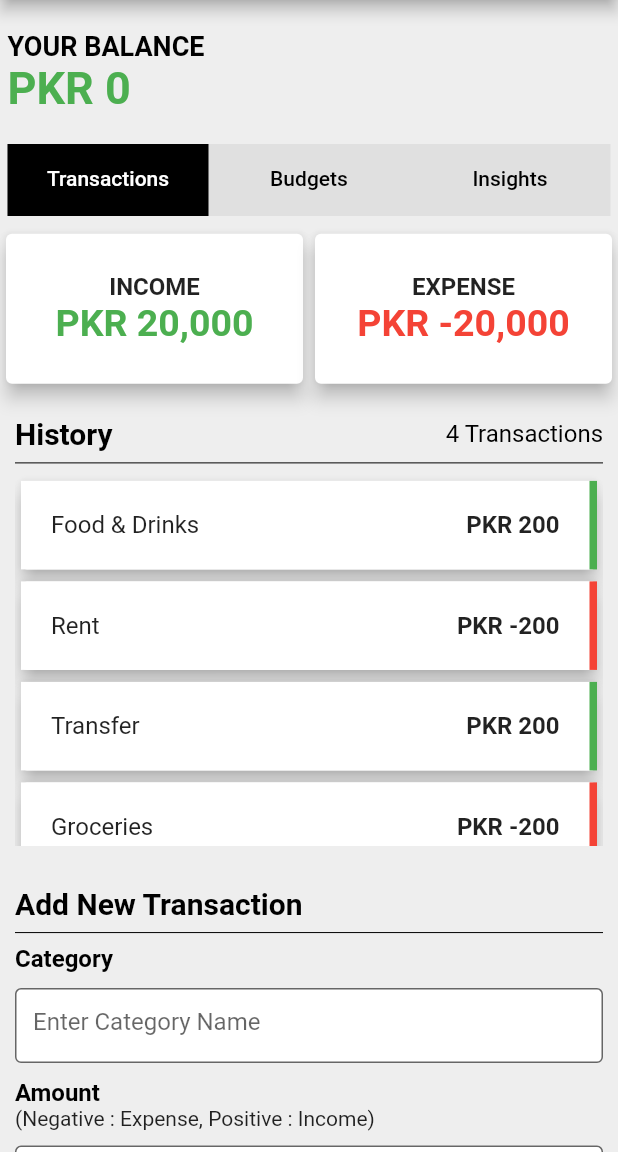
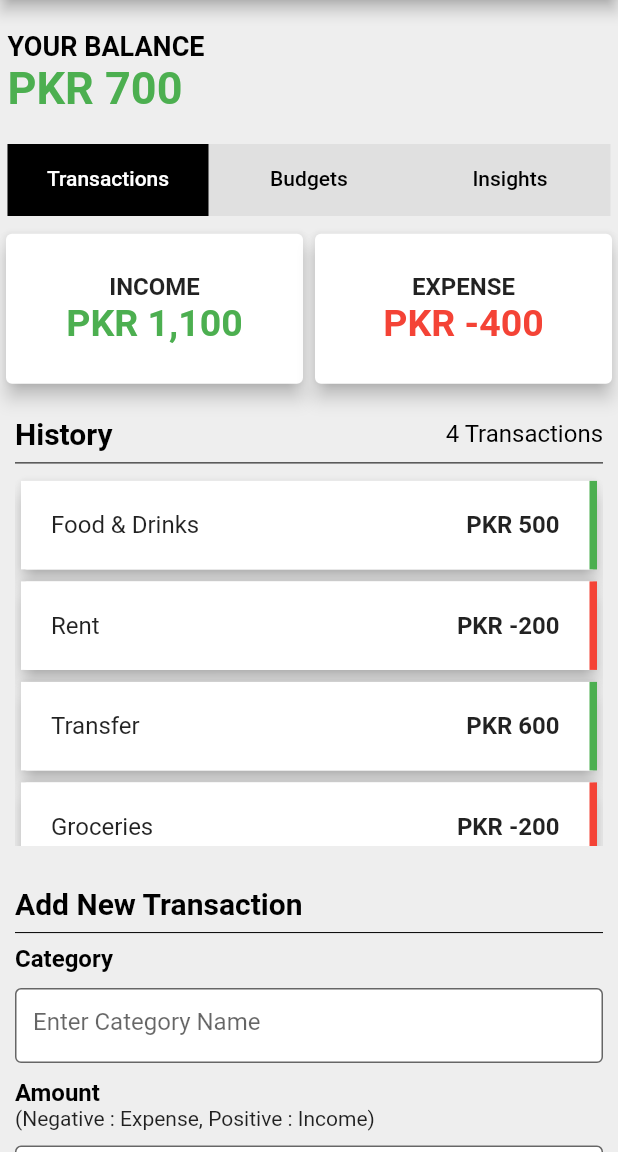
Before and after one commit to AminTahseen/Flutter-expense-tracker, a Flutter app: the screen it shows after launch, on a phone screen of 412 x 824 dp, the part 84-1236 px from its top. Run offline on Flutter 3.47's test engine with Material 2 defaults, Android fonts, the phone set to English and light mode, and no system bars.

Commit message:
Transaction module finished

```diff
--- a/lib/providers/transactions-provider.dart
+++ b/lib/providers/transactions-provider.dart
@@ -3,29 +3,28 @@ import 'package:flutter/material.dart';
 
 class TransactionProvider with ChangeNotifier {
   List<Transaction> _transactionList = [
-    Transaction(1, "Food & Drinks", 200),
+    Transaction(1, "Food & Drinks", 500),
     Transaction(2, "Rent", -200),
-    Transaction(3, "Transfer", 200),
+    Transaction(3, "Transfer", 600),
     Transaction(4, "Groceries", -200)
   ];
-  int _totalBill = 0;
+
+  int get totalBalance => _transactionList.fold<int>(
+      0, (int sum, Transaction item) => sum + item.amount);
+
+  int get totalIncome => _transactionList
+      .where((e) => e.amount > 0)
+      .fold<int>(0, (int sum, Transaction item) => sum + item.amount);
+
+  int get totalExpense => _transactionList
+      .where((e) => e.amount < 0)
+      .fold<int>(0, (int sum, Transaction item) => sum + item.amount);
 
   List<Transaction> get getTransactionList => _transactionList;
   int get getTransactionListCount => _transactionList.length;
-  int get getTotalBill => _totalBill;
 
   void addTransaction(Transaction item) {
     _transactionList.add(item);
     notifyListeners();
-    setTotalBill();
-  }
-
-  void setTotalBill() {
-    int total = 0;
-    _transactionList.forEach((element) {
-      total += element.amount;
-    });
-    _totalBill = total;
-    notifyListeners();
   }
 }
--- a/lib/widgets/balance-section.dart
+++ b/lib/widgets/balance-section.dart
@@ -1,15 +1,10 @@
 import 'package:expense_tracker/providers/transactions-provider.dart';
+import 'package:provider/provider.dart';
 import 'package:flutter/material.dart';
-import 'package:provider/provider.dart';
 
-class BalanceSection extends StatefulWidget {
+class BalanceSection extends StatelessWidget {
   const BalanceSection({Key? key}) : super(key: key);
 
-  @override
-  _BalanceSectionState createState() => _BalanceSectionState();
-}
-
-class _BalanceSectionState extends State<BalanceSection> {
   @override
   Widget build(BuildContext context) {
     return Container(
@@ -24,9 +19,13 @@ class _BalanceSectionState extends State<BalanceSection> {
                 color: Colors.black, fontSize: 18, fontWeight: FontWeight.bold),
           ),
           Text(
-            "PKR ${context.watch<TransactionProvider>().getTotalBill}",
+            'PKR ${context.watch<TransactionProvider>().totalBalance.toString().replaceAllMapped(RegExp(r'(\d{1,3})(?=(\d{3})+(?!\d))'), (Match m) => '${m[1]},')}',
             style: TextStyle(
-                color: Colors.green, fontSize: 30, fontWeight: FontWeight.bold),
+                color: context.watch<TransactionProvider>().totalBalance > 0
+                    ? Colors.green
+                    : Colors.red,
+                fontSize: 30,
+                fontWeight: FontWeight.bold),
           ),
         ],
       ),
--- a/lib/widgets/income-expense-cards.dart
+++ b/lib/widgets/income-expense-cards.dart
@@ -1,3 +1,5 @@
+import 'package:expense_tracker/providers/transactions-provider.dart';
+import 'package:provider/provider.dart';
 import 'package:flutter/material.dart';
 
 class IncomeExpenseCards extends StatelessWidget {
@@ -26,7 +28,7 @@ class IncomeExpenseCards extends StatelessWidget {
                           TextStyle(fontSize: 16, fontWeight: FontWeight.bold),
                     ),
                     Text(
-                      "PKR 20,000",
+                      "PKR ${context.watch<TransactionProvider>().totalIncome.toString().replaceAllMapped(RegExp(r'(\d{1,3})(?=(\d{3})+(?!\d))'), (Match m) => '${m[1]},')}",
                       style: TextStyle(
                         fontSize: 25,
                         fontWeight: FontWeight.bold,
@@ -56,7 +58,7 @@ class IncomeExpenseCards extends StatelessWidget {
                           TextStyle(fontSize: 16, fontWeight: FontWeight.bold),
                     ),
                     Text(
-                      "PKR -20,000",
+                      "PKR ${context.watch<TransactionProvider>().totalExpense.toString().replaceAllMapped(RegExp(r'(\d{1,3})(?=(\d{3})+(?!\d))'), (Match m) => '${m[1]},')}",
                       style: TextStyle(
                         fontSize: 25,
                         fontWeight: FontWeight.bold,
--- a/lib/widgets/transaction-item.dart
+++ b/lib/widgets/transaction-item.dart
@@ -27,7 +27,7 @@ class TransactionItem extends StatelessWidget {
               style: TextStyle(fontSize: 16),
             ),
             Text(
-              "PKR ${this._item.amount}",
+              "PKR ${this._item.amount.toString().replaceAllMapped(RegExp(r'(\d{1,3})(?=(\d{3})+(?!\d))'), (Match m) => '${m[1]},')}",
               style: TextStyle(
                 fontSize: 16,
                 fontWeight: FontWeight.bold,
--- a/pubspec.yaml
+++ b/pubspec.yaml
@@ -26,8 +26,8 @@ dependencies:
 
   # The following adds the Cupertino Icons font to your application.
   # Use with the CupertinoIcons class for iOS style icons.
-  cupertino_icons: ^1.0.2
-  provider: 4.1.0
+  cupertino_icons: ^1.0.5
+  provider: ^6.0.3
 
 dev_dependencies:
   flutter_test:
```
Also changed, not shown: pubspec.lock.
